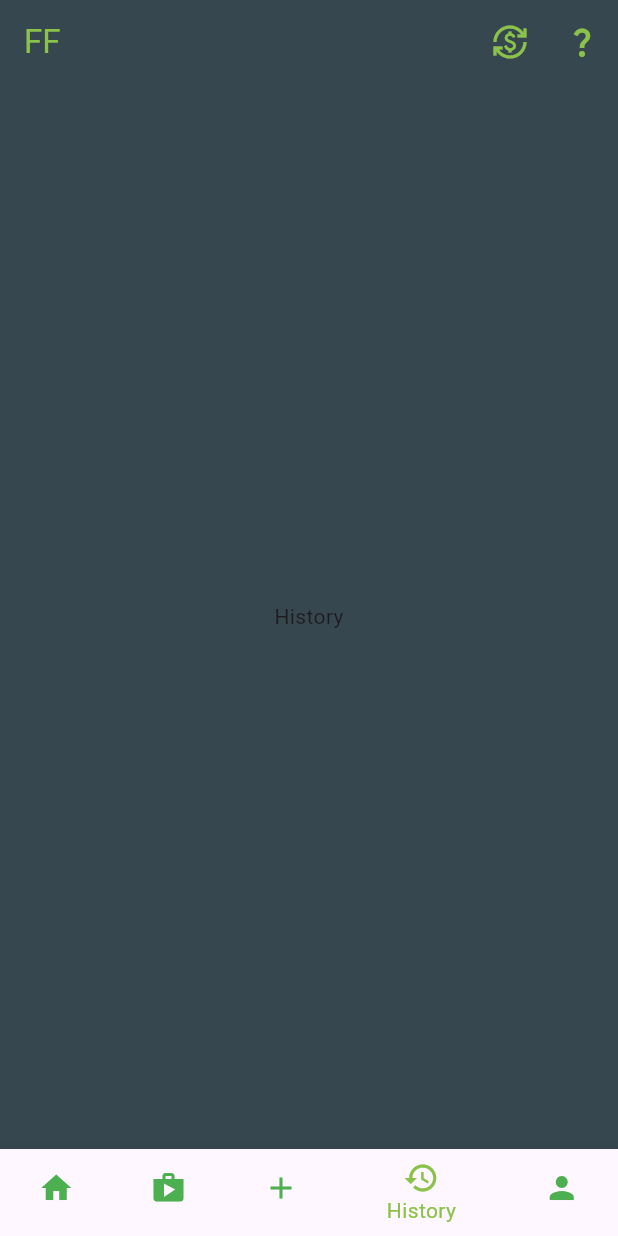
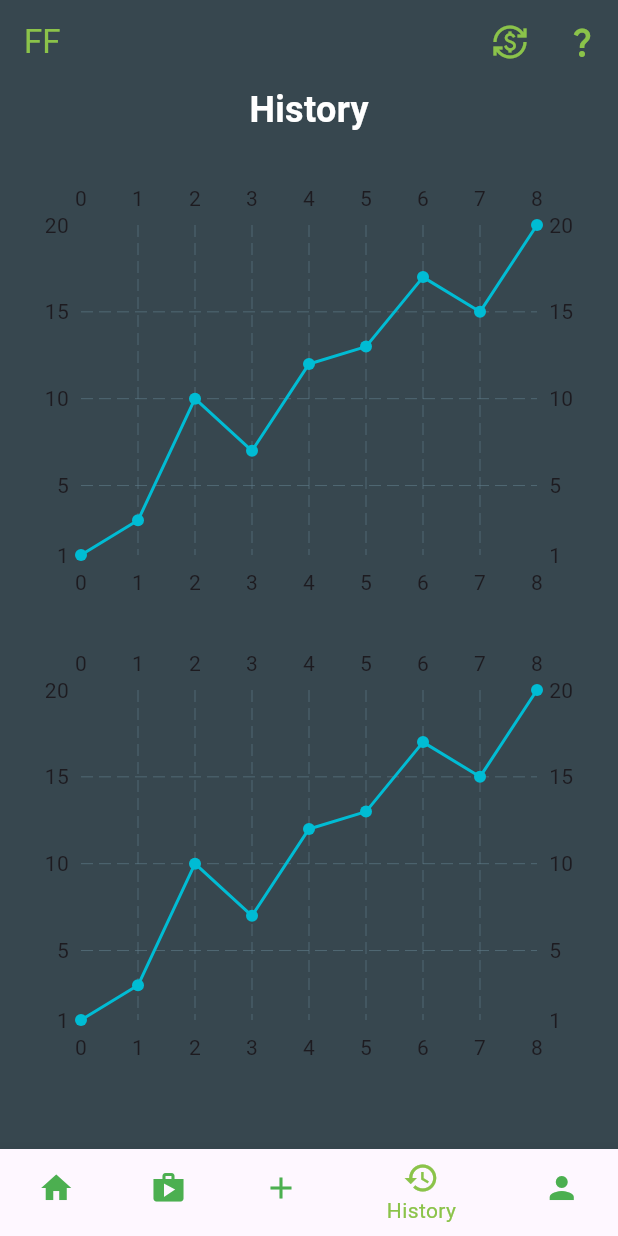
Before and after one commit to SovaCoda/fitness-figure-mobile-app, a Flutter app: the screen it shows after launch, item 4 of the bottom bar chosen, on a phone screen of 412 x 824 dp. Run offline on Flutter 3.47's test engine with Material 3 defaults, Android fonts, the phone set to English and light mode, and no system bars; drawn by our look-alikes of fl_chart; our stand-ins replace firebase_auth, firebase_core, fixnum, flutter_svg, go_router, logger; missing offline and left inert: grpc, protobuf, wheel_slider; accounts and stored records are empty; statements that could not run were skipped.

Commit message:
Create a basic example history page.
Implement fl chart package to create a basic line chart. Extra widgets
for advanced charts can be created in the future.

```diff
--- /dev/null
+++ b/ffapp/lib/pages/home/history.dart
@@ -0,0 +1,64 @@
+import 'package:flutter/material.dart';
+import 'package:fl_chart/fl_chart.dart';
+
+class History extends StatelessWidget {
+  History({super.key});
+
+  List<FlSpot> chartData = [
+    FlSpot(0, 1),
+    FlSpot(1, 3),
+    FlSpot(2, 10),
+    FlSpot(3, 7),
+    FlSpot(4, 12),
+    FlSpot(5, 13),
+    FlSpot(6, 17),
+    FlSpot(7, 15),
+    FlSpot(8, 20),
+  ];
+
+  @override
+  Widget build(BuildContext context) {
+    return SingleChildScrollView(
+      child: Column(
+        children: [
+          const Text(
+                "History",
+                style: TextStyle(
+                  fontSize: 24,
+                  color: Colors.white,
+                  fontWeight: FontWeight.bold
+                ),
+              ),
+
+          const SizedBox(height: 20),
+
+          Container(
+          padding: const EdgeInsets.all(10),
+          width: double.infinity,
+          height: 300,
+          child: LineChart(
+            LineChartData(borderData: FlBorderData(show: false), lineBarsData: [
+              LineChartBarData(
+                spots: chartData),
+              ]),
+            ),
+          ),
+
+          const SizedBox(height: 10),
+
+          Container(
+          padding: const EdgeInsets.all(10),
+          width: double.infinity,
+          height: 300,
+          child: LineChart(
+            LineChartData(borderData: FlBorderData(show: false), lineBarsData: [
+              LineChartBarData(
+                spots: chartData),
+              ]),
+            ),
+          ),
+        ],
+      ),
+    );
+  }
+}
--- a/ffapp/lib/pages/home/home.dart
+++ b/ffapp/lib/pages/home/home.dart
@@ -1,5 +1,5 @@
-import 'package:ffapp/components/currency_button.dart';
 import 'package:ffapp/pages/home/dashboard.dart';
+import 'package:ffapp/pages/home/history.dart';
 import 'package:ffapp/pages/home/profile.dart';
 import 'package:ffapp/pages/home/store.dart';
 import 'package:ffapp/pages/home/workout_adder.dart';
@@ -19,8 +19,8 @@ class _DashboardPageState extends State<DashboardPage> {
   const Dashboard(),
   Store(),
   const WorkoutAdder(),
-  Text("History"),
-  Profile()
+  History(),
+  const Profile()
   ];
 
   int _selectedIndex = 0;
@@ -67,9 +67,7 @@ class _DashboardPageState extends State<DashboardPage> {
       ),
 
       //renders the page that the nav bar has currently selected
-      body: Center(
-        child: _pages.elementAt(_selectedIndex),
-      ),
+      body: _pages.elementAt(_selectedIndex),
 
       //permanent footer navigation that changes the page index state to switch displays
       bottomNavigationBar: BottomNavigationBar(
--- a/ffapp/lib/pages/home/store.dart
+++ b/ffapp/lib/pages/home/store.dart
@@ -16,6 +16,7 @@ class Store extends StatelessWidget {
     return SingleChildScrollView(
       child: (
         Column(
+          mainAxisAlignment: MainAxisAlignment.start,
           children: [
             const Text(
               "Figure Store",
--- a/ffapp/pubspec.yaml
+++ b/ffapp/pubspec.yaml
@@ -38,6 +38,7 @@ dependencies:
   grpc: ^3.2.4
   protobuf: ^3.1.0
   firebase_auth: ^4.15.3
+  fl_chart:
   flutter_svg: ^2.0.9
   google_fonts: ^6.1.0
   go_router: ^13.0.0
```
Also changed, not shown: ffapp/lib/components/currency_button.dart (deleted, +0 -18 lines), ffapp/lib/pages/home/profile.dart (+12 -4 lines), ffapp/lib/pages/home/workout_adder.dart (+6 -2 lines), ffapp/pubspec.lock.
